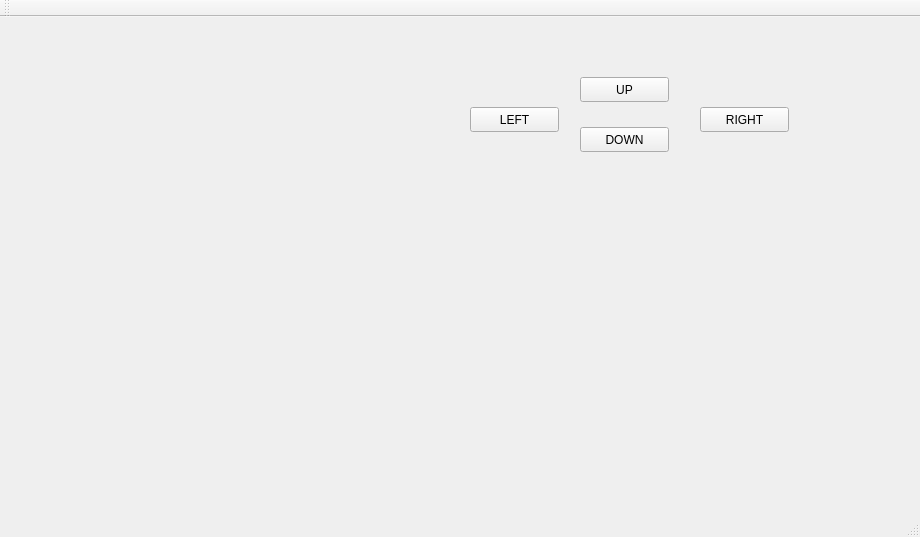
Above: tetris.ui from walidAbbassi/tetris before the change. Below: the same form after it.
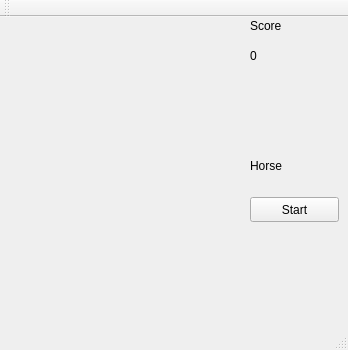
That is the form after the change.

Commit message: Added figure movement by keys

```diff
--- a/tetris.ui
+++ b/tetris.ui
@@ -6,8 +6,8 @@
    <rect>
     <x>0</x>
     <y>0</y>
-    <width>920</width>
-    <height>537</height>
+    <width>348</width>
+    <height>350</height>
    </rect>
   </property>
   <property name="windowTitle">
@@ -17,64 +17,64 @@
    <widget class="QWidget" name="gridLayoutWidget">
     <property name="geometry">
      <rect>
-      <x>19</x>
-      <y>19</y>
-      <width>341</width>
+      <x>10</x>
+      <y>0</y>
+      <width>231</width>
       <height>281</height>
      </rect>
     </property>
     <layout class="QGridLayout" name="gridLayout"/>
    </widget>
-   <widget class="QPushButton" name="pushButton">
+   <widget class="QLabel" name="lable_score">
     <property name="geometry">
      <rect>
-      <x>580</x>
-      <y>60</y>
-      <width>89</width>
-      <height>25</height>
+      <x>250</x>
+      <y>0</y>
+      <width>67</width>
+      <height>17</height>
      </rect>
     </property>
     <property name="text">
-     <string>UP</string>
+     <string>Score</string>
     </property>
    </widget>
-   <widget class="QPushButton" name="pushButton_2">
+   <widget class="QLabel" name="score_count">
     <property name="geometry">
      <rect>
-      <x>580</x>
-      <y>110</y>
-      <width>89</width>
-      <height>25</height>
+      <x>250</x>
+      <y>30</y>
+      <width>67</width>
+      <height>17</height>
      </rect>
     </property>
     <property name="text">
-     <string>DOWN</string>
+     <string>0</string>
     </property>
    </widget>
-   <widget class="QPushButton" name="pushButton_3">
+   <widget class="QLabel" name="figure">
     <property name="geometry">
      <rect>
-      <x>470</x>
-      <y>90</y>
-      <width>89</width>
-      <height>25</height>
+      <x>250</x>
+      <y>140</y>
+      <width>67</width>
+      <height>17</height>
      </rect>
     </property>
     <property name="text">
-     <string>LEFT</string>
+     <string>Horse</string>
     </property>
    </widget>
    <widget class="QPushButton" name="pushButton_4">
     <property name="geometry">
      <rect>
-      <x>700</x>
-      <y>90</y>
+      <x>250</x>
+      <y>180</y>
       <width>89</width>
       <height>25</height>
      </rect>
     </property>
     <property name="text">
-     <string>RIGHT</string>
+     <string>Start</string>
     </property>
    </widget>
   </widget>
```
Left out of the diff: 4 changed lines with no effect on the pictures. The commit also changes 9 other files.
